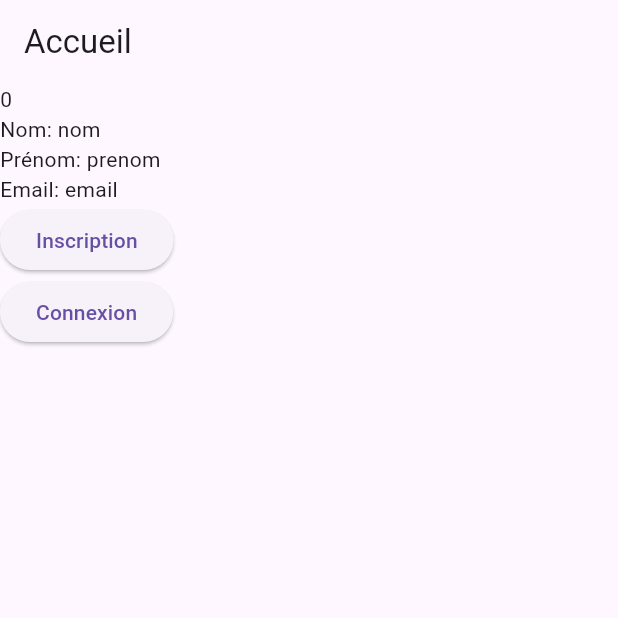
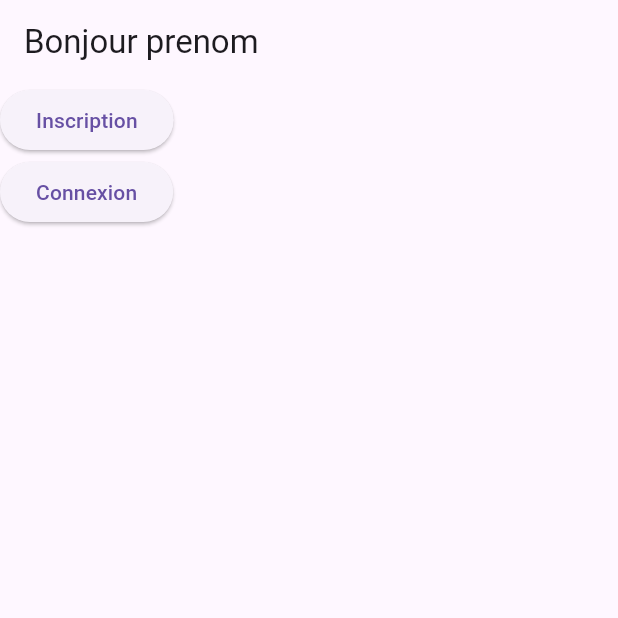
Before and after one commit to RomualdBR/Flutter-Cyclade, a Flutter app: the screen it shows after launch, on a phone screen of 412 x 824 dp, the top half of it. Run offline on Flutter 3.47's test engine with Material 3 defaults, Android fonts, the phone set to English and light mode, and no system bars; our stand-ins replace email_validator, fl_chart; missing offline and left inert: mongo_dart.

Commit message:
fix issues

```diff
--- a/lib/pages/accueil.dart
+++ b/lib/pages/accueil.dart
@@ -45,17 +45,12 @@ class _MyHomePageState extends State<AccueilPage> {
   Widget build(BuildContext context) {
     return Scaffold(
       appBar: AppBar(
-        title: const Text("Accueil"), // Titre de la barre d'application
+        title: Text("Bonjour "+userData.prenom.toString()), // Titre de la barre d'application
         automaticallyImplyLeading: false, // Retire le bouton de retour par défaut
       ),
       body: Column(
         crossAxisAlignment: CrossAxisAlignment.start, // Alignement des éléments en début de colonne
         children: [
-          Text(userData.id.toString()), // Affiche l'ID de l'utilisateur
-          Text("Nom: " + userData.nom.toString()), // Affiche le nom de l'utilisateur
-          Text("Prénom: " + userData.prenom.toString()), // Affiche le prénom de l'utilisateur
-          Text("Email: " + userData.email.toString()), // Affiche l'email de l'utilisateur
-
           // Boutons "Inscription" et "Connexion" visibles uniquement si l'utilisateur est non connecté (id=0)
           if (userData.id.toString() == "0")
             ElevatedButton(
```
